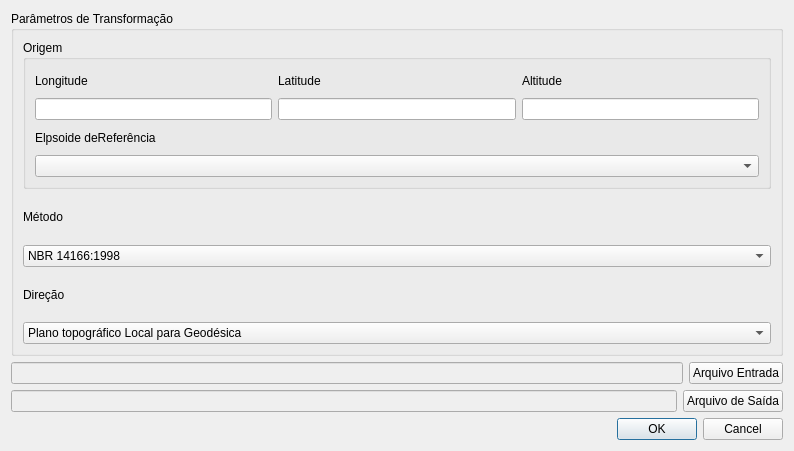
Qt form geo2local_dialog_base.ui (dmcarvalho/geo2local) before a commit.
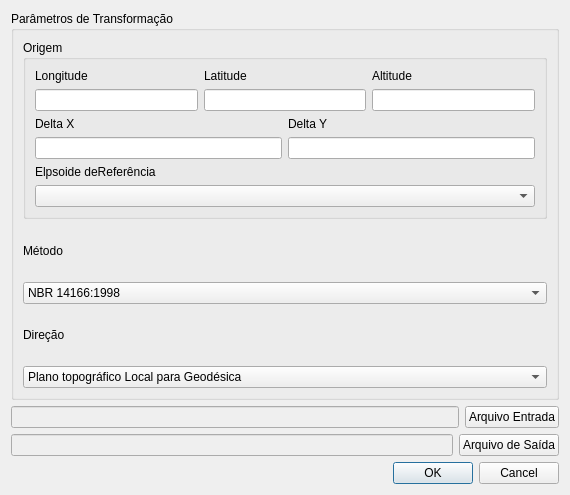
The same form after that commit.

```diff
--- a/geo2local_dialog_base.ui
+++ b/geo2local_dialog_base.ui
@@ -6,8 +6,8 @@
    <rect>
     <x>0</x>
     <y>0</y>
-    <width>794</width>
-    <height>451</height>
+    <width>570</width>
+    <height>495</height>
    </rect>
   </property>
   <property name="windowTitle">
@@ -88,6 +88,38 @@
           </layout>
          </item>
          <item row="1" column="0">
+          <layout class="QHBoxLayout" name="horizontalLayout_4">
+           <item>
+            <layout class="QVBoxLayout" name="verticalLayout_9">
+             <item>
+              <widget class="QLabel" name="label_7">
+               <property name="text">
+                <string>Delta X</string>
+               </property>
+              </widget>
+             </item>
+             <item>
+              <widget class="QLineEdit" name="xLineEdit"/>
+             </item>
+            </layout>
+           </item>
+           <item>
+            <layout class="QVBoxLayout" name="verticalLayout_7">
+             <item>
+              <widget class="QLabel" name="label_8">
+               <property name="text">
+                <string>Delta Y</string>
+               </property>
+              </widget>
+             </item>
+             <item>
+              <widget class="QLineEdit" name="yLineEdit"/>
+             </item>
+            </layout>
+           </item>
+          </layout>
+         </item>
+         <item row="2" column="0">
           <layout class="QVBoxLayout" name="verticalLayout_4">
            <item>
             <widget class="QLabel" name="label_6">
@@ -105,8 +137,6 @@
        </widget>
       </item>
       <item row="1" column="0">
-       <layout class="QVBoxLayout" name="verticalLayout_7">
-        <item>
          <layout class="QVBoxLayout" name="verticalLayout_5">
           <item>
            <widget class="QLabel" name="label_4">
@@ -131,7 +161,7 @@
           </item>
          </layout>
         </item>
-        <item>
+      <item row="2" column="0">
          <layout class="QVBoxLayout" name="verticalLayout_6">
           <item>
            <widget class="QLabel" name="label_5">
@@ -153,8 +183,6 @@
              </property>
             </item>
            </widget>
-          </item>
-         </layout>
         </item>
        </layout>
       </item>
```
Lines whose indentation alone changed are shown as unchanged.
